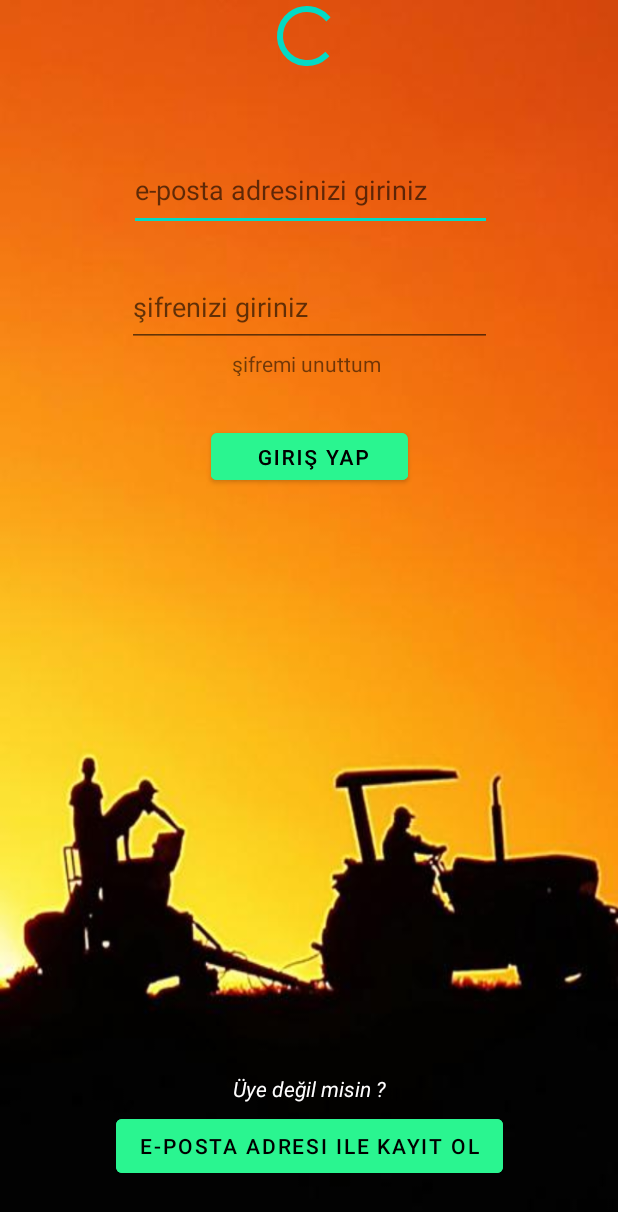
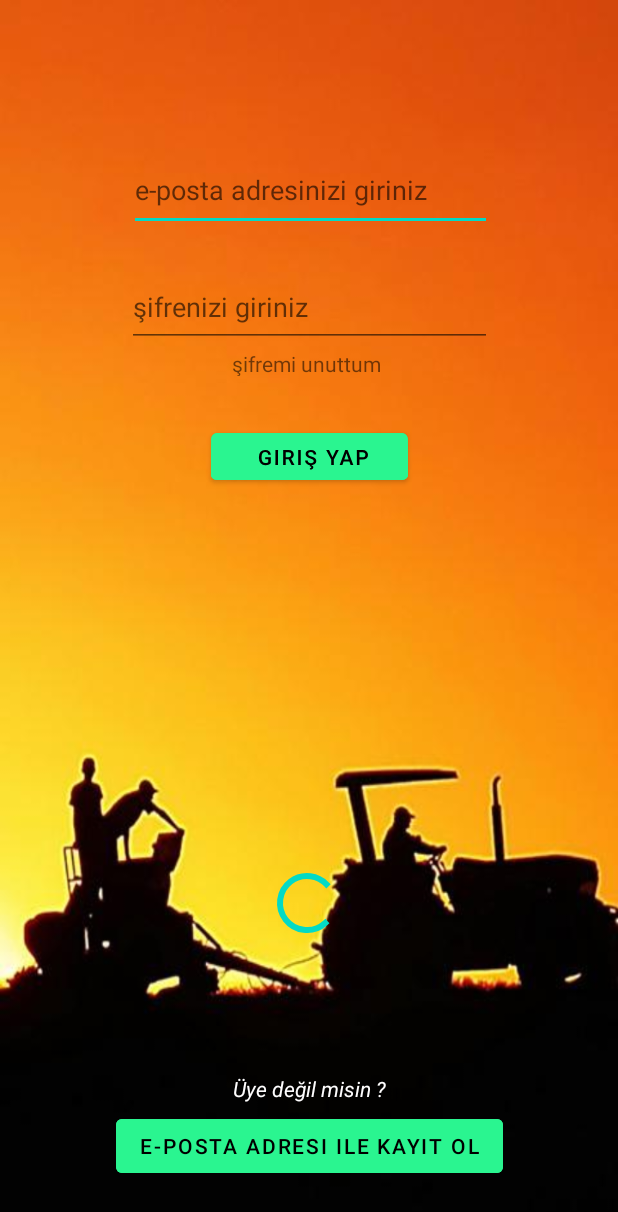
Before and after one commit to omercikali/Mobilebook, an Android app: the layout activity_login_page.xml on its own in the app's theme, with its tools: preview values and no code run, on a phone screen of 412 x 824 dp. Shown: the top 1212 px of the screen. Run offline under Robolectric (Android 15) with nearby library versions, the phone set to English and light mode, and no system bars.

Commit message:
added exeption

```diff
--- a/app/src/main/res/layout/activity_login_page.xml
+++ b/app/src/main/res/layout/activity_login_page.xml
@@ -101,9 +101,10 @@
         android:layout_height="wrap_content"
         android:layout_marginStart="180dp"
         android:layout_marginEnd="183dp"
+        android:layout_marginBottom="86dp"
+        app:layout_constraintBottom_toTopOf="@+id/uyedegilmisin"
         app:layout_constraintEnd_toEndOf="parent"
         app:layout_constraintHorizontal_bias="1.0"
-        app:layout_constraintStart_toStartOf="parent"
-        tools:layout_editor_absoluteY="412dp" />
+        app:layout_constraintStart_toStartOf="parent" />
 
 </androidx.constraintlayout.widget.ConstraintLayout>
```
Also changed, not shown: app/src/main/java/com/example/mobilebookalpha/Login_page.java (+23 -5 lines), app/src/main/java/com/example/mobilebookalpha/With_google_sing_up.java (+17 -3 lines).
